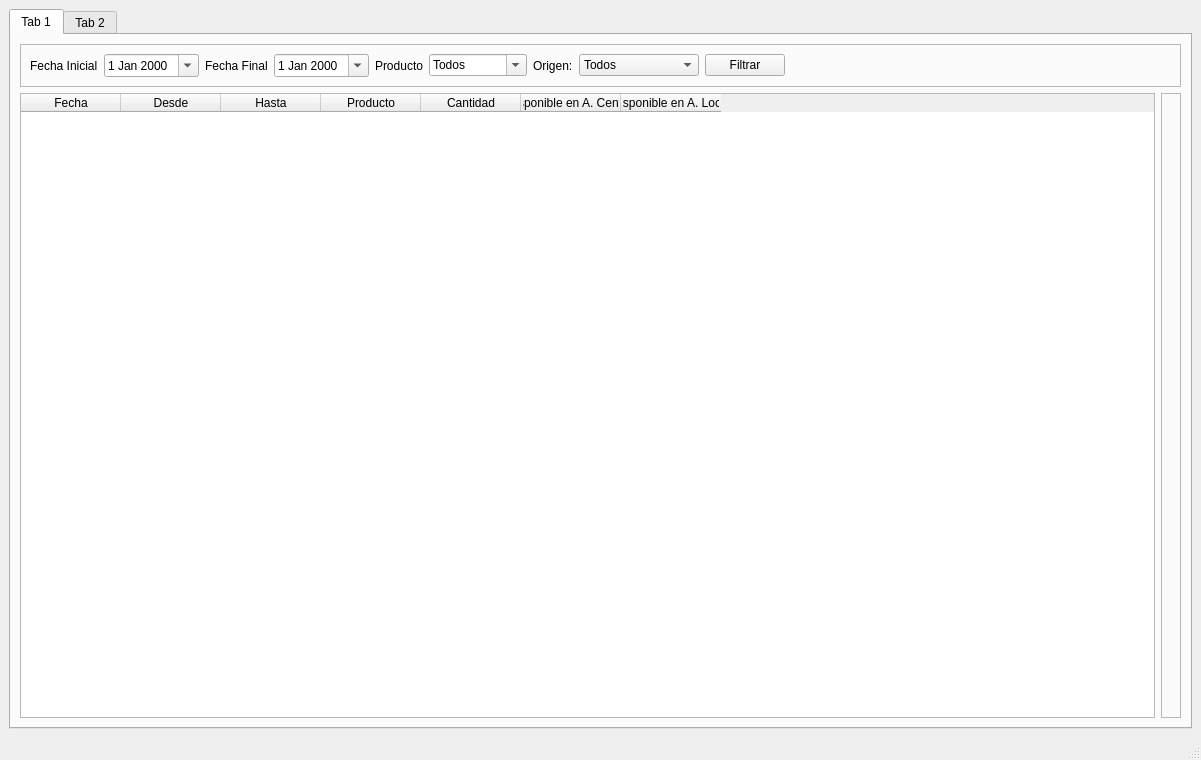
Before: the Qt Designer form RumbaBurger/form_transacciones.ui in yordanlp/RumbaBurger, drawn with Qt 5.
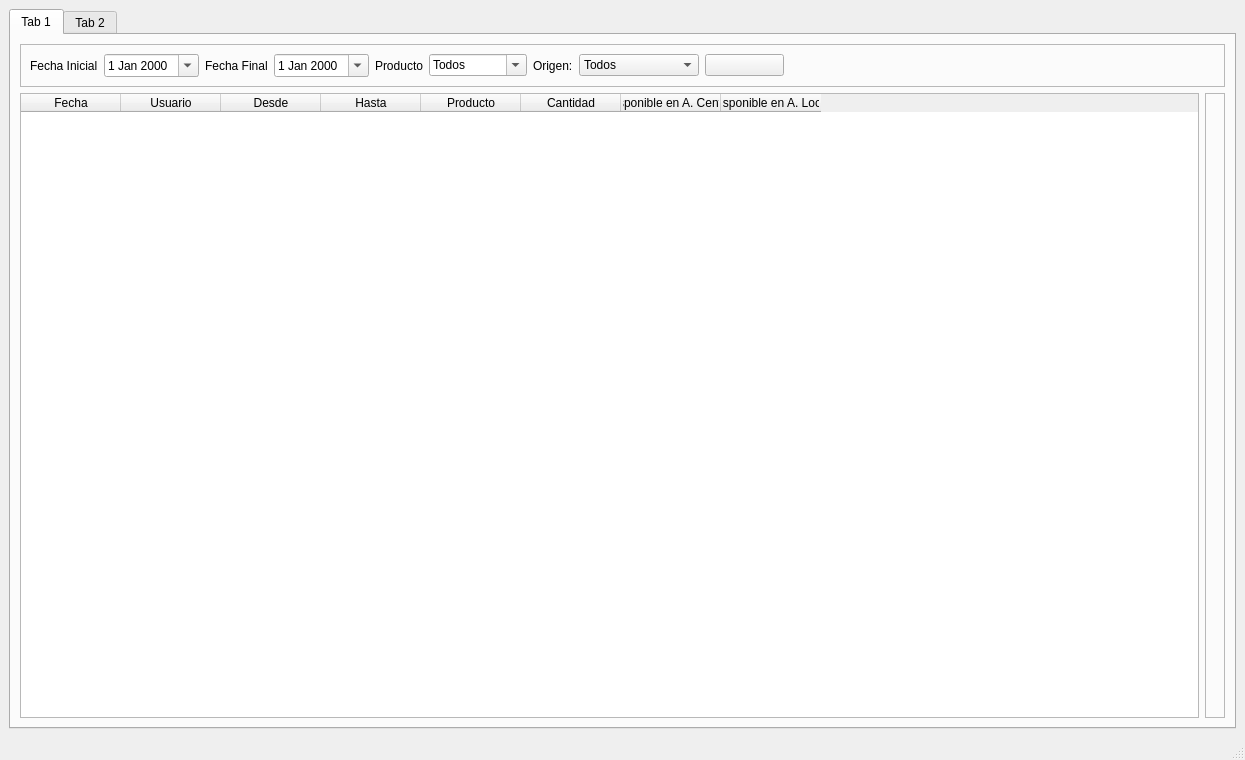
After: the same form once the commit is applied. Icons and pictures are not drawn.

What changed in the file:
```diff
--- a/RumbaBurger/form_transacciones.ui
+++ b/RumbaBurger/form_transacciones.ui
@@ -6,7 +6,7 @@
    <rect>
     <x>0</x>
     <y>0</y>
-    <width>1201</width>
+    <width>1245</width>
     <height>760</height>
    </rect>
   </property>
@@ -173,7 +173,11 @@
               </size>
              </property>
              <property name="text">
-              <string>Filtrar</string>
+              <string/>
+             </property>
+             <property name="icon">
+              <iconset resource="recursos.qrc">
+               <normaloff>:/images/Images/iconos_colores/filter_96px.png</normaloff>:/images/Images/iconos_colores/filter_96px.png</iconset>
              </property>
             </widget>
            </item>
@@ -198,6 +202,11 @@
             <string>Fecha</string>
            </property>
           </column>
+          <column>
+           <property name="text">
+            <string>Usuario</string>
+           </property>
+          </column>
           <column>
            <property name="text">
             <string>Desde</string>
```
Left out of the diff: 19 changed lines with no effect on the pictures.
